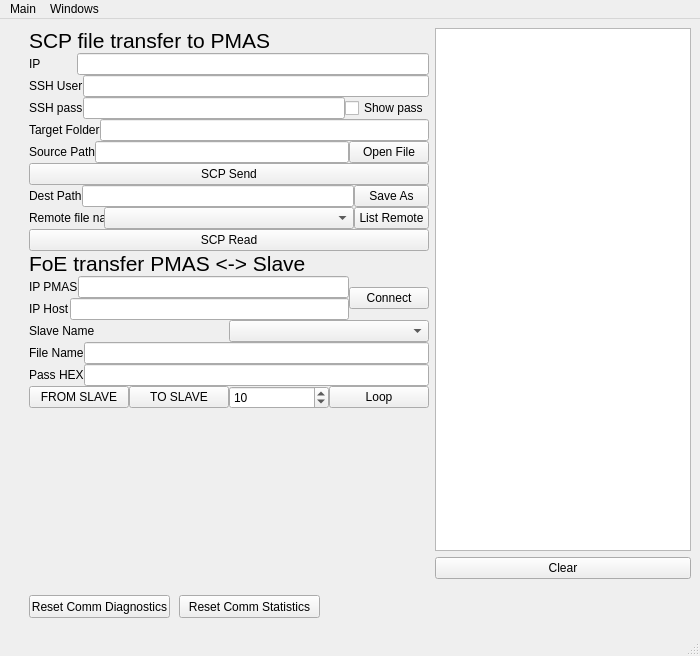
Before: the Qt Designer form mainwindow.ui in DmitriiGorelov/foe_gui, drawn with Qt 5.
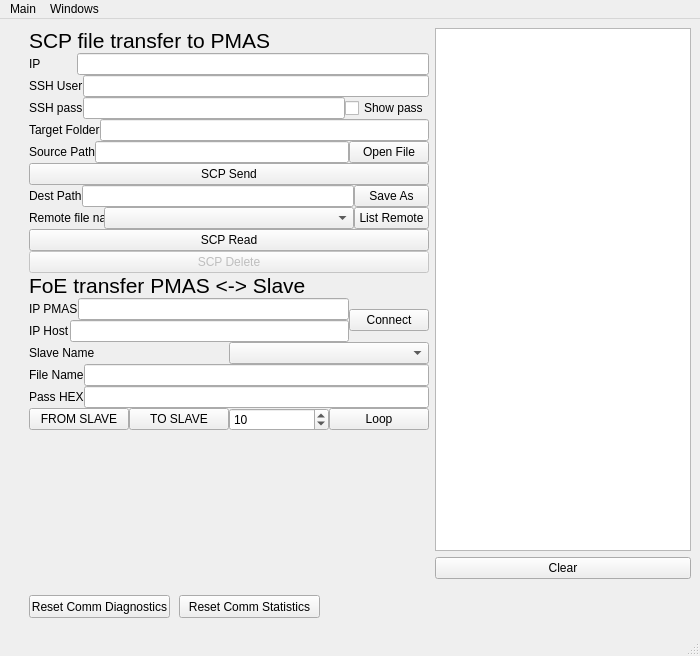
After: the same form once the commit is applied.

Commit message:
- trying to delete remote file... in progress
- minor changes in printout

```diff
--- a/mainwindow.ui
+++ b/mainwindow.ui
@@ -270,6 +270,16 @@
                </property>
               </widget>
              </item>
+             <item>
+              <widget class="QPushButton" name="bSCPDelete">
+               <property name="enabled">
+                <bool>false</bool>
+               </property>
+               <property name="text">
+                <string>SCP Delete</string>
+               </property>
+              </widget>
+             </item>
             </layout>
            </item>
            <item>
```
The commit also changes 2 other files.
